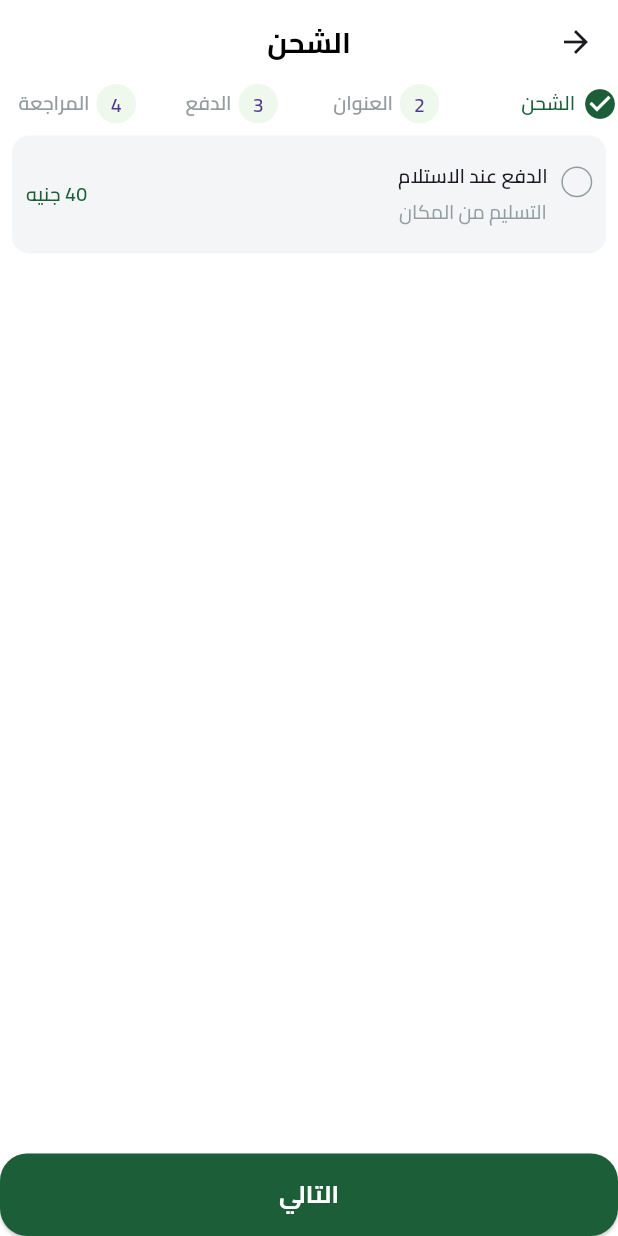
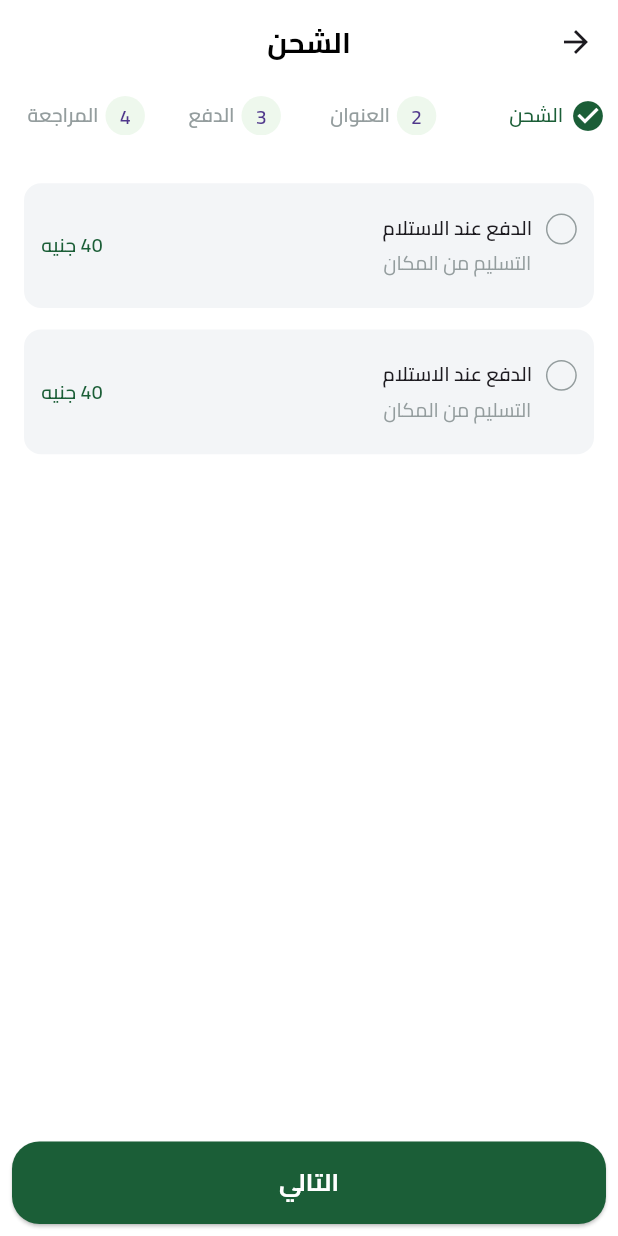
Before and after one commit to Osama-Saleh/Frutella, a Flutter app: the CheckOrderViewBody screen opened directly, on a phone screen of 412 x 824 dp. Run offline on Flutter 3.47's test engine with Material 3 defaults, Android fonts, the phone set to English and light mode, and no system bars; our stand-ins replace bloc, cloud_firestore, dots_indicator, easy_localization, equatable, firebase_auth and 10 more; missing offline and left inert: dart:ffi, dart_either; accounts and stored records are empty.

Commit message:
finish shipping view

```diff
--- a/lib/features/check_order/presentation/widgets/check_order_view_body.dart
+++ b/lib/features/check_order/presentation/widgets/check_order_view_body.dart
@@ -32,11 +32,13 @@ class _CheckOrderViewBodyState extends State<CheckOrderViewBody> {
         showNotification: false,
       ),
       body: SafeArea(
+        child: Padding(
+          padding: const EdgeInsets.all(8.0),
           child: Column(
             children: [
               Row(
-              children: List.generate(CheckOrderSteps.checkOrderSteps().length,
-                  (index) {
+                children: List.generate(
+                    CheckOrderSteps.checkOrderSteps().length, (index) {
                   return Expanded(
                       child: StepsItem(
                     title: CheckOrderSteps.checkOrderSteps()[index],
@@ -64,6 +66,7 @@ class _CheckOrderViewBodyState extends State<CheckOrderViewBody> {
             ],
           ),
         ),
+      ),
     );
   }
 }
--- a/lib/features/check_order/presentation/widgets/shipping_item.dart
+++ b/lib/features/check_order/presentation/widgets/shipping_item.dart
@@ -4,23 +4,53 @@ import 'package:fruit/core/utils/app_colors.dart';
 import 'package:fruit/core/utils/app_text_styles.dart';
 
 class ShippingItem extends StatelessWidget {
-  const ShippingItem({super.key});
+  final String title;
+  final String subtitle;
+  final String price;
+  final bool isSelected;
+  final void Function() onTap;
+  const ShippingItem(
+      {super.key,
+      required this.title,
+      required this.subtitle,
+      required this.price,
+      required this.isSelected,
+      required this.onTap});
 
   @override
   Widget build(BuildContext context) {
-    return Container(
+    return IntrinsicHeight(
+      child: GestureDetector(
+        onTap: onTap,
+        child: AnimatedContainer(
+          duration: const Duration(milliseconds: 300),
           padding: EdgeInsets.symmetric(horizontal: 8.w, vertical: 15.h),
           clipBehavior: Clip.antiAlias,
           decoration: ShapeDecoration(
               color: AppColors.grayLighColor,
               shape: RoundedRectangleBorder(
                 borderRadius: BorderRadius.circular(10.r),
+                side: BorderSide(
+                  color: isSelected
+                      ? AppColors.primaryColor
+                      : AppColors.grayLighColor,
+                  width: 2.w,
+                ),
               )),
           child: Row(
+            crossAxisAlignment: CrossAxisAlignment.start,
             children: [
-          Transform.translate(
-            offset: Offset(0, -7.h),
-            child: Container(
+              isSelected
+                  ? Container(
+                      width: 18.w,
+                      height: 18.w,
+                      decoration: BoxDecoration(
+                        color: AppColors.primaryColor,
+                        border: Border.all(color: Colors.white, width: 4.w),
+                        shape: BoxShape.circle,
+                      ),
+                    )
+                  : Container(
                       width: 18.w,
                       height: 18.w,
                       decoration: BoxDecoration(
@@ -28,24 +58,27 @@ class ShippingItem extends StatelessWidget {
                         shape: BoxShape.circle,
                       ),
                     ),
-          ),
               SizedBox(width: 8.w),
               Column(
                 spacing: 4.h,
                 children: [
-              Text('الدفع عند الاستلام', style: AppTextStyles.semiBold13),
-              Text('التسليم من المكان',
+                  Text(title, style: AppTextStyles.semiBold13),
+                  Text(subtitle,
                       style: AppTextStyles.regular13.copyWith(
                         color: AppColors.grayColor,
                       )),
                 ],
               ),
               Spacer(),
-          Text('40 جنيه',
+              Center(
+                child: Text('${price} جنيه',
                     style: AppTextStyles.semiBold13.copyWith(
                       color: AppColors.primaryColor,
                     )),
+              ),
             ],
+          ),
+        ),
       ),
     );
   }
--- a/lib/features/check_order/presentation/widgets/shipping_sections.dart
+++ b/lib/features/check_order/presentation/widgets/shipping_sections.dart
@@ -1,14 +1,42 @@
 import 'package:flutter/material.dart';
+import 'package:flutter_screenutil/flutter_screenutil.dart';
 import 'package:fruit/features/check_order/presentation/widgets/shipping_item.dart';
 
-class ShippingSections extends StatelessWidget {
+class ShippingSections extends StatefulWidget {
   const ShippingSections({super.key});
 
   @override
+  State<ShippingSections> createState() => _ShippingSectionsState();
+}
+
+class _ShippingSectionsState extends State<ShippingSections> {
+  int selectIndex = -1;
+  @override
   Widget build(BuildContext context) {
     return Column(
+      spacing: 12.h,
       children: [
-        ShippingItem(),
+        SizedBox(height: 8.h),
+        ShippingItem(
+          title: 'الدفع عند الاستلام',
+          subtitle: 'التسليم من المكان',
+          price: '40',
+          isSelected: selectIndex == 0,
+          onTap: () {
+            selectIndex = 0;
+            setState(() {});
+          },
+        ),
+        ShippingItem(
+          title: 'الدفع عند الاستلام',
+          subtitle: 'التسليم من المكان',
+          price: '40',
+          isSelected: selectIndex == 1,
+          onTap: () {
+            selectIndex = 1;
+            setState(() {});
+          },
+        ),
       ],
     );
   }
```
Lines whose indentation alone changed are shown as unchanged.
